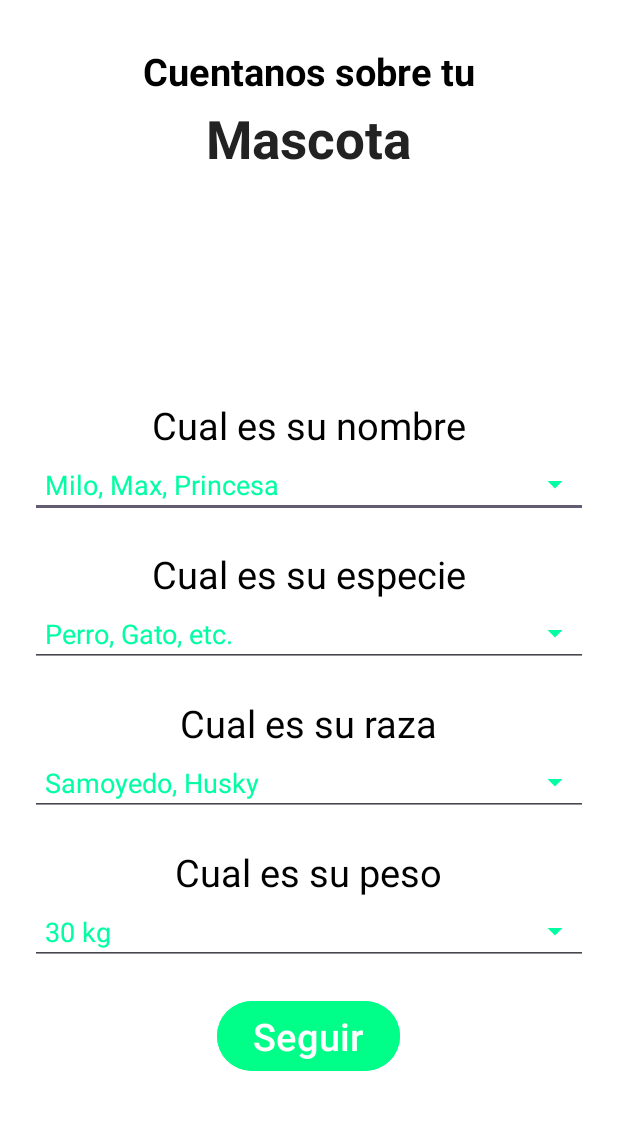
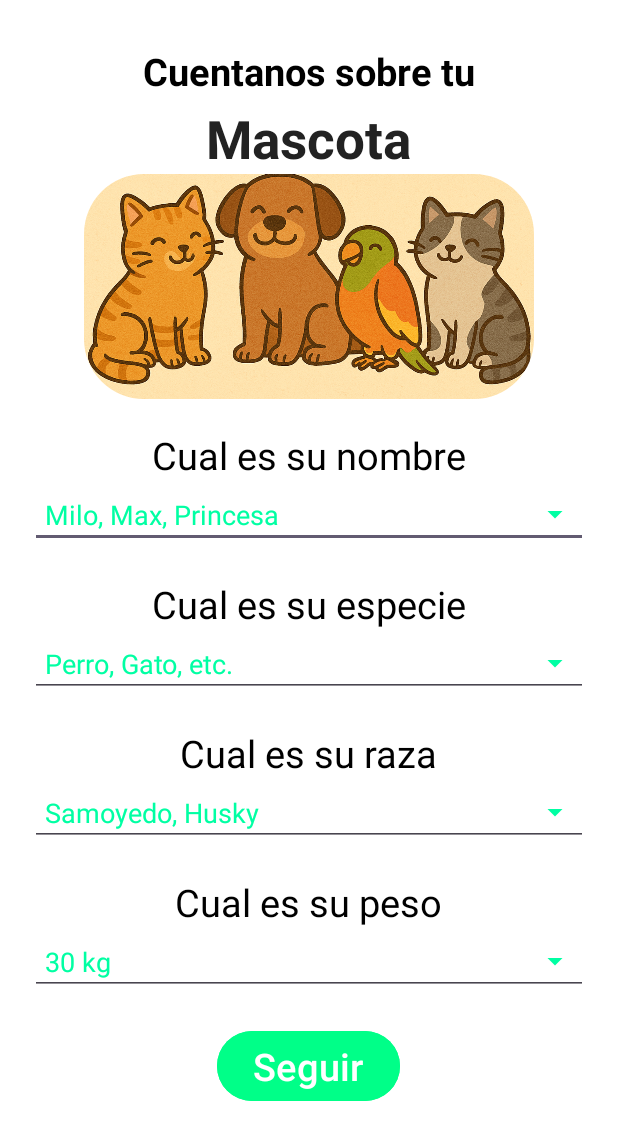
Before and after one commit to JuanCRios03/petmonitor, an Android app: the RegisterPaso3Activity screen opened directly, with no data from a screen before it, on a phone screen of 412 x 824 dp. Shown: the top 1140 px of the screen. Run offline under Robolectric (Android 15) with nearby library versions, the phone set to English and light mode, and no system bars; our stand-ins replace Firebase (no records; nobody signed in at launch, a user with empty details on screens opened directly).

Commit message:
Add rounded images

```diff
--- a/app/build.gradle.kts
+++ b/app/build.gradle.kts
@@ -48,4 +48,5 @@ dependencies {
     //implementation("com.google.firebase:firebase-firestore:24.1.0")
     implementation("com.google.firebase:firebase-storage:21.0.0")
     implementation("com.google.firebase:firebase-database:20.1.0")
+    implementation("com.google.android.material:material:1.11.0")
 }
--- a/app/src/main/res/layout/activity_register_paso3.xml
+++ b/app/src/main/res/layout/activity_register_paso3.xml
@@ -2,6 +2,7 @@
 <ScrollView xmlns:android="http://schemas.android.com/apk/res/android"
     android:layout_width="match_parent"
     android:layout_height="match_parent"
+    xmlns:app="http://schemas.android.com/apk/res-auto"
     android:background="#FFFFFF"
     android:padding="20dp">
 
@@ -29,10 +30,13 @@
             android:textSize="35sp"
             android:textStyle="bold" />
 
-        <ImageView
-            android:layout_width="200dp"
-            android:layout_height="120dp"
-            android:layout_marginTop="10dp" />
+        <com.google.android.material.imageview.ShapeableImageView
+            android:id="@+id/home_img"
+            android:layout_width="300dp"
+            android:layout_height="150dp"
+            android:scaleType="centerCrop"
+            android:src="@drawable/add_pet"
+            app:shapeAppearanceOverlay="@style/RoundedImageViewStyle" />
 
         <TextView
             android:text="Cual es su nombre"
--- a/app/src/main/res/values/colors.xml
+++ b/app/src/main/res/values/colors.xml
@@ -2,4 +2,6 @@
 <resources>
     <color name="black">#FF000000</color>
     <color name="white">#FFFFFFFF</color>
+    <color name="greenButton">#29F29B</color>
+    <color name="blueButton">#5AC8FA</color>
 </resources>
--- /dev/null
+++ b/app/src/main/res/values/styles.xml
@@ -0,0 +1,9 @@
+<?xml version="1.0" encoding="utf-8"?>
+
+<resources>
+    <style name="RoundedImageViewStyle" parent="">
+        <item name="cornerFamily">rounded</item>
+        <item name="cornerSize">40dp</item>
+    </style>
+
+</resources>
```
Also changed, not shown: app/src/main/res/layout/activity_register.xml (deleted, +0 -12 lines), app/src/main/res/layout/activity_register_paso1.xml (+23 -11 lines), app/src/main/res/drawable/add_pet.png (added), 3 other files.
